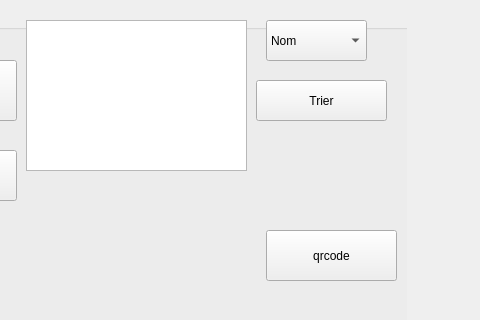
Before: the Qt Designer form mainwindow.ui in houas6/Smart-Recruit-help-center, drawn with Qt 5; both pictures show x 374 to 854 and y 0 to 320 of the 854 by 600 pixel window.
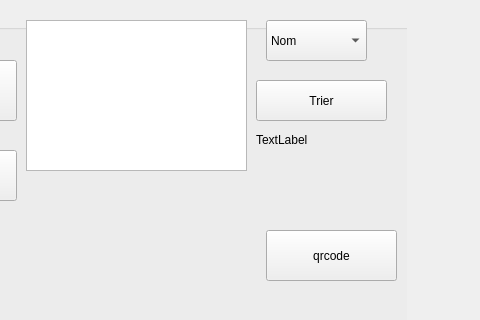
After: the same form once the commit is applied. The open tabs and pages were chosen to show the change.

What changed in the file:
```diff
--- a/mainwindow.ui
+++ b/mainwindow.ui
@@ -588,6 +588,19 @@
         <number>24</number>
        </property>
       </widget>
+      <widget class="QLabel" name="labela">
+       <property name="geometry">
+        <rect>
+         <x>630</x>
+         <y>120</y>
+         <width>141</width>
+         <height>20</height>
+        </rect>
+       </property>
+       <property name="text">
+        <string>TextLabel</string>
+       </property>
+      </widget>
      </widget>
     </widget>
     <widget class="QWidget" name="page_3">
```
Left out of the diff: 2 changed lines with no effect on the pictures.
